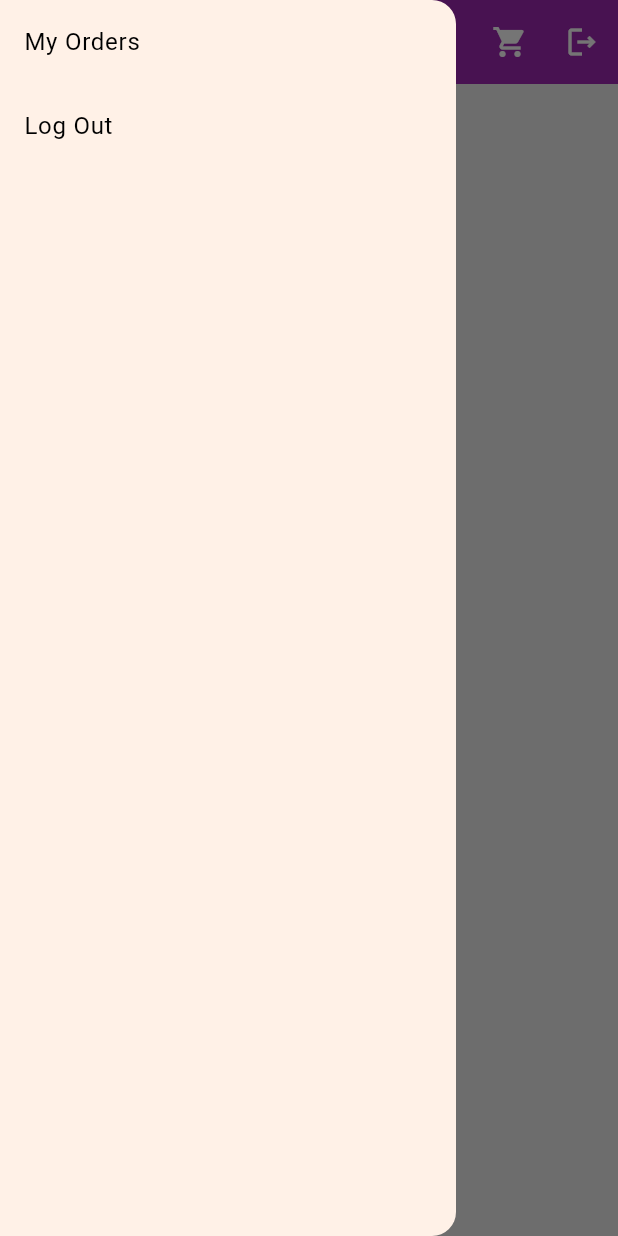
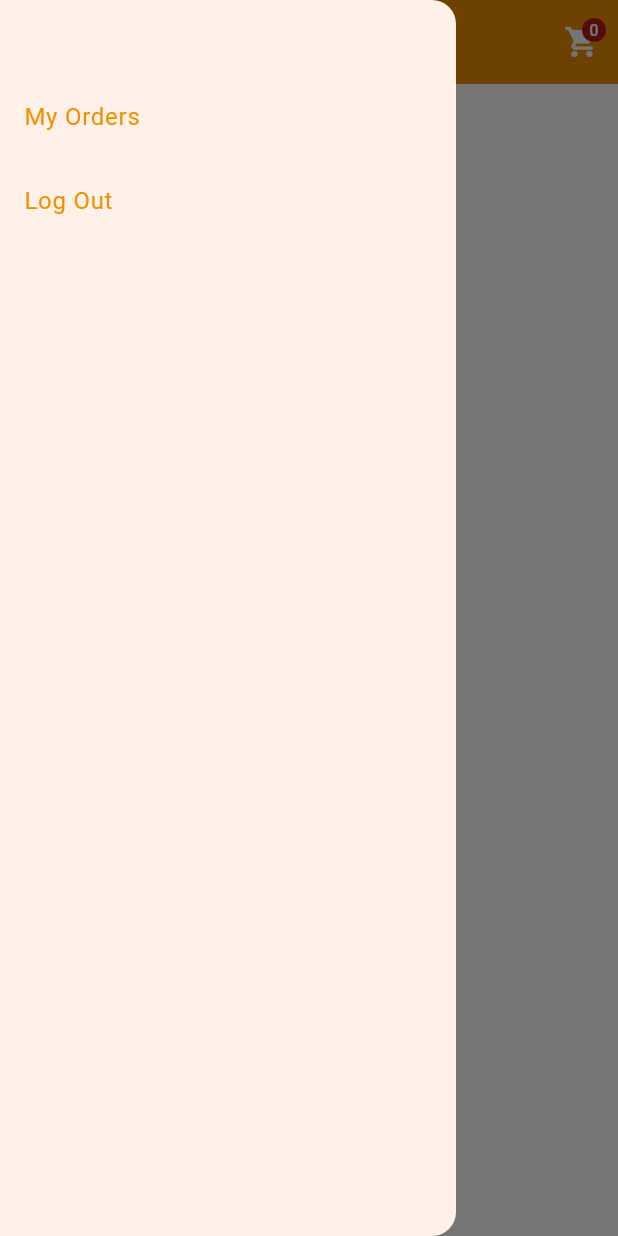
Before and after one commit to THESHIVAM007/e_commerce_app, a Flutter app: the HomePage screen opened directly, after a tap on the "menu" icon, on a phone screen of 412 x 824 dp. Run offline on Flutter 3.47's test engine with Material 3 defaults, Android fonts, the phone set to English and light mode, and no system bars; our stand-ins replace cloud_firestore, firebase_auth, firebase_core, flutter_riverpod; accounts and stored records are empty.

Commit message:
homepage-UI

```diff
--- a/lib/main.dart
+++ b/lib/main.dart
@@ -46,7 +46,7 @@ class MyApp extends StatelessWidget {
           future: _getUserStatus(),
           builder: (context, AsyncSnapshot<Widget> snapshot) {
             if (snapshot.connectionState == ConnectionState.waiting) {
-              return const CircularProgressIndicator();
+              return const Center(child: CircularProgressIndicator());
             }
             return snapshot.data ?? const LoginPage();
           },
--- a/lib/screen/homepage.dart
+++ b/lib/screen/homepage.dart
@@ -1,19 +1,21 @@
 import 'package:cloud_firestore/cloud_firestore.dart';
 import 'package:e_commerce_app/auth/auth_service.dart';
 import 'package:e_commerce_app/model/product.dart';
+import 'package:e_commerce_app/provider/cart_provider.dart';
 import 'package:e_commerce_app/screen/cartscreen.dart';
 import 'package:e_commerce_app/screen/myorders.dart';
 import 'package:e_commerce_app/widget/productcard.dart';
 import 'package:flutter/material.dart';
+import 'package:flutter_riverpod/flutter_riverpod.dart';
 
-class HomePage extends StatefulWidget {
+class HomePage extends ConsumerStatefulWidget {
   const HomePage({Key? key}) : super(key: key);
 
   @override
-  State<HomePage> createState() => _HomePageState();
+  ConsumerState<HomePage> createState() => _HomePageState();
 }
 
-class _HomePageState extends State<HomePage> {
+class _HomePageState extends ConsumerState<HomePage> {
   FirebaseFirestore db = FirebaseFirestore.instance;
   List<Product> products = [];
 
@@ -28,7 +30,6 @@ class _HomePageState extends State<HomePage> {
       await db.collection("products").get().then((querySnapshot) {
         for (var doc in querySnapshot.docs) {
           Product newProduct = Product.fromFirestore(doc.data());
-          print(newProduct.imageUrl);
           products.add(newProduct);
         }
         setState(() {});
@@ -40,52 +41,52 @@ class _HomePageState extends State<HomePage> {
 
   @override
   Widget build(BuildContext context) {
+    var count = ref.watch(cartProductProvider).length;
+    ThemeData theme = Theme.of(context);
     return Scaffold(
-      backgroundColor: Colors.grey.shade200,
+      backgroundColor: theme.colorScheme.background,
       drawer: Drawer(
         child: ListView(
           children: [
+            const SizedBox(height: 50,),
             ListTile(
-              title: const Text("My Orders"),
+              title: Text("My Orders", style: TextStyle(color: theme.primaryColor)),
               onTap: () {
-                Navigator.of(context).push(MaterialPageRoute(builder: (context) => const MyOrdersPage(),));
+                Navigator.of(context).push(MaterialPageRoute(builder: (context) => const MyOrdersPage()));
               },
             ),
             ListTile(
-              title: const Text("Log Out"),
+              title: Text("Log Out", style: TextStyle(color: theme.primaryColor)),
               onTap: () {
-              AuthRepo.logoutApp(context);
-
+                AuthRepo.logoutApp(context);
               },
             )
           ],
         ),
       ),
+
       appBar: AppBar(
-        backgroundColor: Colors.purple,
-        automaticallyImplyLeading: false,
-        title: const Text(
+        backgroundColor: theme.colorScheme.primary,
+        title: Text(
           "HomePage",
           style: TextStyle(
-            color: Colors.white,
+            color: theme.colorScheme.onPrimary,
             fontWeight: FontWeight.bold,
-            fontStyle: FontStyle.italic,
-            shadows: [
-              Shadow(
-                color: Colors.black,
-                offset: Offset(1, 2),
-              ),
-            ],
           ),
         ),
-          leading: Builder( // Use Builder to create the correct context for Scaffold.of()
+        leading: Builder(
           builder: (context) => IconButton(
+            icon: const Icon(Icons.menu),
+            color: theme.colorScheme.onPrimary,
             onPressed: () => Scaffold.of(context).openDrawer(),
-            icon: const Icon(Icons.menu,color: Colors.white,),
           ),
         ),
         actions: [
           IconButton(
+            icon:  Badge(
+              label: Text("$count"),
+              child: const Icon(Icons.shopping_cart)),
+            color: theme.colorScheme.onPrimary,
             onPressed: () async {
               final result = await Navigator.push(
                 context,
@@ -95,13 +96,6 @@ class _HomePageState extends State<HomePage> {
                 setState(() {});
               }
             },
-            icon: const Icon(Icons.shopping_cart, color: Colors.white),
-          ),
-          IconButton(
-            onPressed: () {
-              AuthRepo.logoutApp(context);
-            },
-            icon: const Icon(Icons.logout_outlined, color: Colors.white),
           ),
         ],
       ),
@@ -109,16 +103,14 @@ class _HomePageState extends State<HomePage> {
           ? GridView.builder(
               padding: const EdgeInsets.all(10),
               gridDelegate: const SliverGridDelegateWithFixedCrossAxisCount(
-                crossAxisCount: 2, // Two items per row
-                crossAxisSpacing: 5, // Horizontal space between items
-                mainAxisSpacing: 5, // Vertical space between items
-                childAspectRatio: .55, // Aspect ratio of each grid item
+                crossAxisCount: 2,
+                childAspectRatio: .5,
               ),
               itemCount: products.length,
               itemBuilder: (context, index) {
                 return ProductCard(product: products[index]);
               })
-          : const Center(child: Text("No products found")),
+          : const Center(child: Text("No products found", style: TextStyle(color: Colors.black))),
     );
   }
 }
--- a/lib/widget/productcard.dart
+++ b/lib/widget/productcard.dart
@@ -17,22 +17,28 @@ class _ProductCardState extends State<ProductCard> {
     return Container(
       decoration: BoxDecoration(
       color: Colors.white,
-        borderRadius: BorderRadius.circular(10)
+        // borderRadius: BorderRadius.circular(10),
+        border: Border.all(color: const Color.fromARGB(255, 210, 206, 206))
       ),
-      margin: const EdgeInsets.all(8),
+      // margin: const EdgeInsets.all(8),
       // shape: RoundedRectangleBorder(borderRadius: BorderRadius.circular(8)),
       child: Column(
         // crossAxisAlignment: CrossAxisAlignment.stretch,
         mainAxisSize: MainAxisSize.min,  // Important to manage size properly
         children: [
-          ClipRRect(
-            borderRadius: const BorderRadius.vertical(top: Radius.circular(8)),
-            child: Image.network(
-              widget.product.imageUrl,
-              fit: BoxFit.cover,
-              height: 150,
+          Padding(
+            padding: const EdgeInsets.all(8.0),
+            child: ClipRRect(
+              clipBehavior: Clip.antiAlias,
+              borderRadius: const BorderRadius.vertical(top: Radius.circular(8)),
+              child: Image.network(
+                widget.product.imageUrl,
+                fit: BoxFit.cover,
+                height: 150,
+              ),
             ),
           ),
+          const Divider(),
           Padding(
             padding: const EdgeInsets.all(8.0),
             child: Column(
@@ -41,7 +47,7 @@ class _ProductCardState extends State<ProductCard> {
                 Text(
                   widget.product.name,
                   style: theme.textTheme.bodyMedium?.copyWith(
-                    color: theme.primaryColor,
+                    color: Colors.black,
                     fontWeight: FontWeight.bold,
                   ),
                   overflow: TextOverflow.ellipsis,
--- a/pubspec.yaml
+++ b/pubspec.yaml
@@ -40,6 +40,7 @@ dependencies:
   cloud_firestore: ^4.15.8
   flutter_riverpod: ^2.5.1
   google_fonts: ^6.2.1
+  badges: ^3.1.2
 
 
 
```
Also changed, not shown: pubspec.lock.
